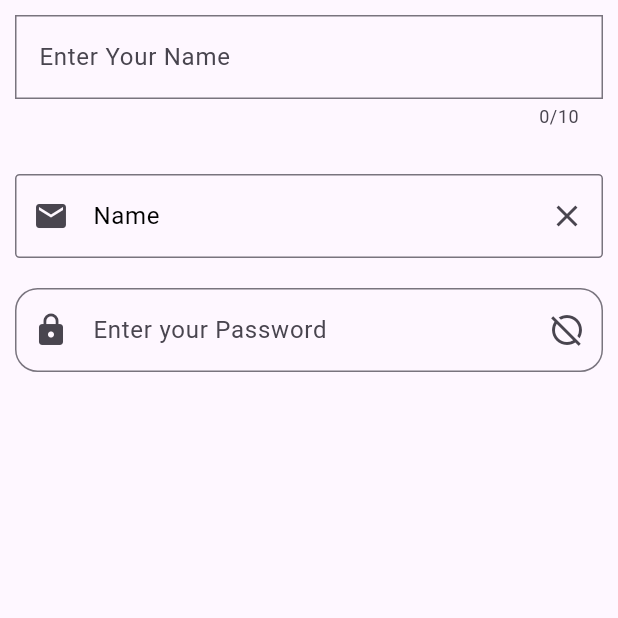
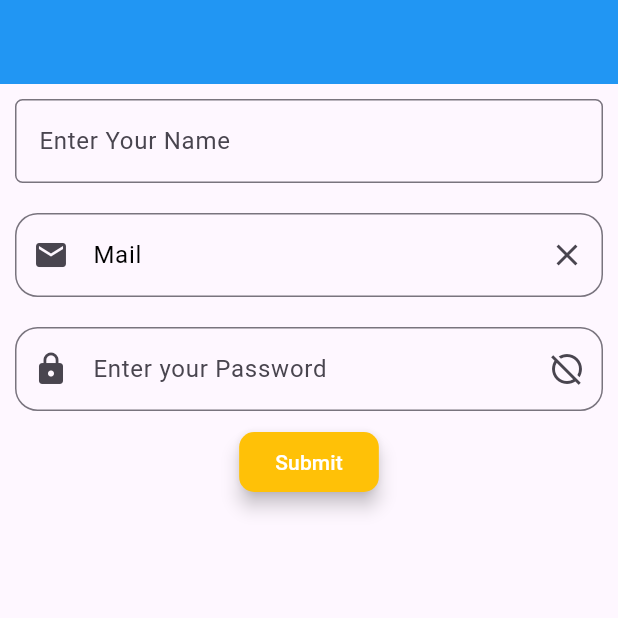
Before and after one commit to takiul-sumon/Flutter-Basic-Project, a Flutter app: the screen it shows after launch, on a phone screen of 412 x 824 dp, the top half of it. Run offline on Flutter 3.47's test engine with Material 3 defaults, Android fonts, the phone set to English and light mode, and no system bars.

Commit message:
Elevated Button Style

```diff
--- a/lib/main.dart
+++ b/lib/main.dart
@@ -9,9 +9,14 @@ class MyApp extends StatelessWidget {
   @override
   Widget build(BuildContext context) {
     return MaterialApp(
-      theme: ThemeData(brightness: Brightness.light),
+      theme: ThemeData(
+        brightness: Brightness.light,
+        primaryColor: Colors.blue,
+        appBarTheme: AppBarTheme(
+          backgroundColor: Colors.blue,
+        ),
+      ),
       debugShowCheckedModeBanner: false,
-
       home: TextFields(),
     );
   }
--- a/lib/text_field.dart
+++ b/lib/text_field.dart
@@ -12,41 +12,39 @@ class _TextFieldsState extends State<TextFields> {
   @override
   Widget build(BuildContext context) {
     return Scaffold(
+        appBar: AppBar(),
         body: Container(
           child: Column(
             children: [
               Padding(
-            padding: EdgeInsets.fromLTRB(10, 10, 10, 10),
+                padding: EdgeInsets.all(10),
                 child: TextFormField(
-              maxLength: 10,
                   decoration: InputDecoration(
                     hintText: 'Enter Your Name',
                     fillColor: Colors.amber,
-
                     border: OutlineInputBorder(
-                  borderRadius: BorderRadius.zero,
+                      borderRadius: BorderRadius.circular(5),
                     ),
                   ),
+
                 ),
               ),
-          SizedBox(
-            height: 10,
-          ),
+
               Padding(
                 padding: const EdgeInsets.all(10.0),
                 child: TextField(
                   decoration: InputDecoration(
-                hintText: 'Enter your name',
+                    hintText: 'Enter your Mail',
                     prefixIcon: Icon(Icons.mail),
-                labelText: 'Name',
+                    labelText: 'Mail',
                     suffixIcon: IconButton(
                       icon: Icon(Icons.clear),
                       onPressed: () {},
                     ),
                     // label: Text('Name'),
                     labelStyle: TextStyle(color: Colors.black),
-                border:
-                    OutlineInputBorder(borderRadius: BorderRadius.circular(3)),
+                    border: OutlineInputBorder(
+                        borderRadius: BorderRadius.circular(15)),
                   ),
                 ),
               ),
@@ -66,11 +64,24 @@ class _TextFieldsState extends State<TextFields> {
                       },
                     ),
                     labelStyle: TextStyle(color: Colors.black),
-                border:
-                    OutlineInputBorder(borderRadius: BorderRadius.circular(15)),
+                    border: OutlineInputBorder(
+                        borderRadius: BorderRadius.circular(15)),
                   ),
                 ),
               ),
+              ElevatedButton(
+                onPressed: () {},
+                child: Text('Submit'),
+                style: ElevatedButton.styleFrom(
+                  backgroundColor: Colors.amber,
+                  foregroundColor: Colors.white,
+                  shadowColor: Colors.black,
+                  elevation: 5,
+                  shape: RoundedRectangleBorder(
+                    borderRadius: BorderRadius.circular(10),
+                  ),
+                ),
+              )
             ],
           ),
         ));
```
Lines whose indentation alone changed are shown as unchanged.
